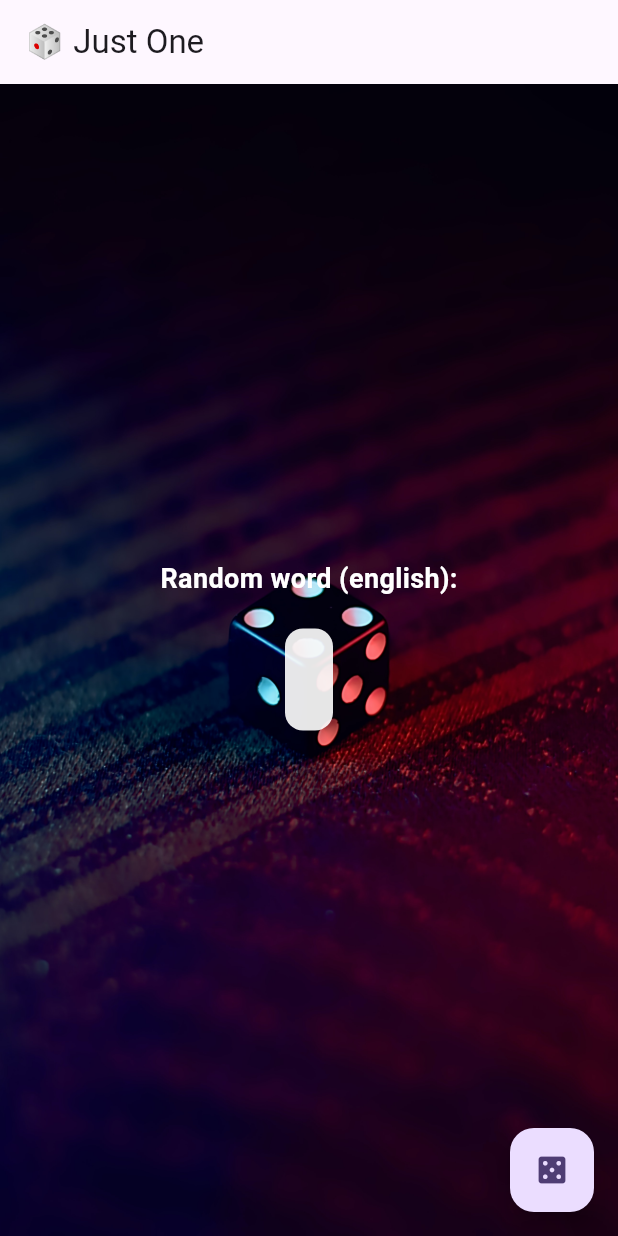
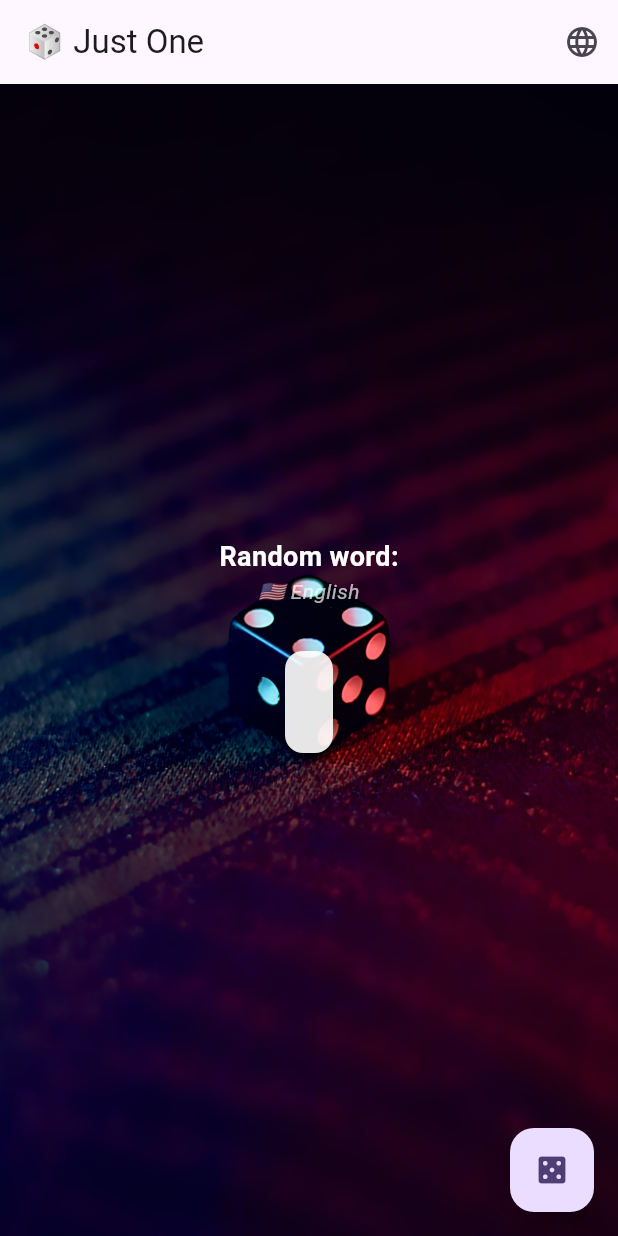
Before and after one commit to davidaparicio/just_one, a Flutter app: the screen it shows after launch, on a phone screen of 412 x 824 dp. Run offline on Flutter 3.47's test engine with Material 3 defaults, Android fonts, the phone set to English and light mode, and no system bars; project files that could hold a hidden picture were left out.

Commit message:
💎 style: language menu selector

```diff
--- a/lib/main.dart
+++ b/lib/main.dart
@@ -73,6 +73,16 @@ class _MyHomePageState extends State<MyHomePage> {
     'ja': 'japanese.txt',
     'fr': 'french.txt',
   };
+
+  final Map<String, String> languageNames = {
+    'english': '🇺🇸 English',
+    'spanish': '🇪🇸 Español',
+    'italian': '🇮🇹 Italiano',
+    'portuguese': '🇵🇹 Português',
+    'chinese': '🇨🇳 中文',
+    'japanese': '🇯🇵 日本語',
+    'french': '🇫🇷 Français',
+  };
   /*int _counter = 0;
   void _incrementCounter() {
     setState(() {
@@ -105,6 +115,15 @@ class _MyHomePageState extends State<MyHomePage> {
       arr = fileText.split('\n');
       currentLanguage = "english";
     }
+  }
+
+  Future<void> changeLanguage(String newLanguage) async {
+    setState(() {
+      currentLanguage = newLanguage;
+      _pickWord = "...";
+    });
+    await readFileAsync('$newLanguage.txt');
+    _newRandom();
   }
 
   @override
@@ -149,6 +168,31 @@ class _MyHomePageState extends State<MyHomePage> {
         // Here we take the value from the MyHomePage object that was created by
         // the App.build method, and use it to set our appbar title.
         title: Text(widget.title),
+        actions: [
+          PopupMenuButton<String>(
+            icon: const Icon(Icons.language),
+            onSelected: (String language) {
+              changeLanguage(language);
+            },
+            itemBuilder: (BuildContext context) {
+              return languageNames.entries.map((entry) {
+                return PopupMenuItem<String>(
+                  value: entry.key,
+                  child: Row(
+                    children: [
+                      Text(entry.value),
+                      if (currentLanguage == entry.key)
+                        const Padding(
+                          padding: EdgeInsets.only(left: 8.0),
+                          child: Icon(Icons.check, color: Colors.green),
+                        ),
+                    ],
+                  ),
+                );
+              }).toList();
+            },
+          ),
+        ],
       ),
       body: Container(
         decoration: BoxDecoration(
@@ -178,13 +222,22 @@ class _MyHomePageState extends State<MyHomePage> {
           mainAxisAlignment: MainAxisAlignment.center,
           children: <Widget>[
             Text(
-              'Random word ($currentLanguage):',
+              'Random word:',
               style: const TextStyle(
                 color: Colors.white,
                 fontSize: 18,
                 fontWeight: FontWeight.bold,
               ),
             ),
+            Text(
+              languageNames[currentLanguage] ?? currentLanguage,
+              style: const TextStyle(
+                color: Colors.white70,
+                fontSize: 14,
+                fontStyle: FontStyle.italic,
+              ),
+            ),
+            const SizedBox(height: 10),
             Container(
               padding: const EdgeInsets.all(16),
               margin: const EdgeInsets.all(20),
```
Also changed, not shown: 1 other file.
